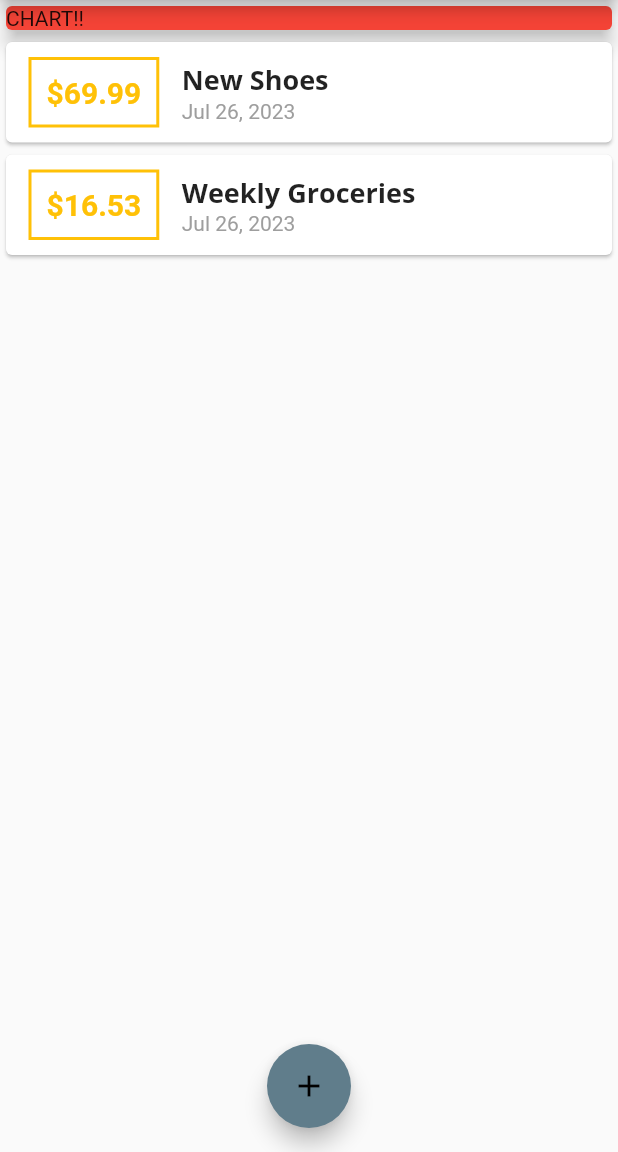
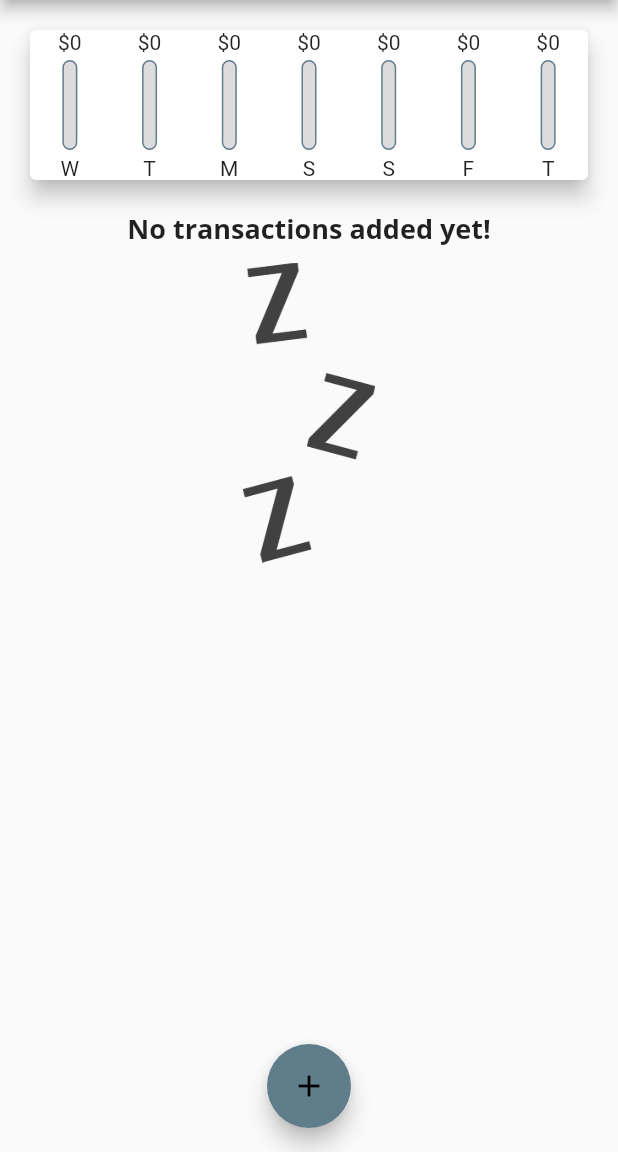
Before and after one commit to MikeBez/expense_planner, a Flutter app: the screen it shows after launch, on a phone screen of 412 x 824 dp, the part 84-1236 px from its top. Run offline on Flutter 3.47's test engine with Material 2 defaults, Android fonts, the phone set to English and light mode, and no system bars.

Commit message:
Adding Chart Widget, Populating Chart with Values by deriving recent transactions and creating bars for the chart

```diff
--- a/expense_planner/lib/main.dart
+++ b/expense_planner/lib/main.dart
@@ -4,6 +4,7 @@ import 'package:uuid/uuid.dart';
 import './widgets/transaction_list.dart';
 import './widgets/new_transaction.dart';
 import '../models/transaction.dart';
+import './widgets/chart.dart';
 
 void main() => runApp(MyApp());
 
@@ -53,19 +54,29 @@ class _MyHomePageState extends State<MyHomePage> {
   var uuid = Uuid();
 
   final List<Transaction> _userTransactions = [
-    Transaction(
-      id: 't1',
-      title: 'New Shoes',
-      amount: 69.99,
-      date: DateTime.now(),
-    ),
-    Transaction(
-      id: 't2',
-      title: 'Weekly Groceries',
-      amount: 16.53,
-      date: DateTime.now(),
-    ),
+    // Transaction(
+    //   id: 't1',
+    //   title: 'New Shoes',
+    //   amount: 69.99,
+    //   date: DateTime.now(),
+    // ),
+    // Transaction(
+    //   id: 't2',
+    //   title: 'Weekly Groceries',
+    //   amount: 16.53,
+    //   date: DateTime.now(),
+    // ),
   ];
+
+  List<Transaction> get _recentTransactions {
+    return _userTransactions.where((tx) {
+      return tx.date.isAfter(
+        DateTime.now().subtract(
+          Duration(days: 7),
+        ),
+      );
+    }).toList();
+  }
 
   void _addNewTransaction(String title, double amount) {
     final newTransaction = Transaction(
@@ -105,14 +116,7 @@ class _MyHomePageState extends State<MyHomePage> {
         child: Column(
           crossAxisAlignment: CrossAxisAlignment.stretch,
           children: <Widget>[
-            Container(
-              width: double.infinity,
-              child: Card(
-                color: Colors.red,
-                child: Text('CHART!!'),
-                elevation: 5,
-              ),
-            ),
+            Chart(_recentTransactions),
             TransactionList(_userTransactions),
           ],
         ),
--- /dev/null
+++ b/expense_planner/lib/widgets/chart.dart
@@ -0,0 +1,64 @@
+import 'package:flutter/material.dart';
+import 'package:intl/intl.dart';
+
+import '../models/transaction.dart';
+import './chart_bar.dart';
+
+class Chart extends StatelessWidget {
+  final List<Transaction> recentTransactions;
+
+  Chart(this.recentTransactions);
+
+  List<Map<String, Object>> get groupedTransactionValues {
+    return List.generate(7, (index) {
+      final weekDay = DateTime.now().subtract(
+        Duration(days: index),
+      );
+      var totalSum = 0.0;
+
+      for (var i = 0; i < recentTransactions.length; i++) {
+        if (recentTransactions[i].date.day == weekDay.day &&
+            recentTransactions[i].date.month == weekDay.month &&
+            recentTransactions[i].date.year == weekDay.year) {
+          totalSum += recentTransactions[i].amount;
+        }
+      }
+
+      print(DateFormat.E().format(weekDay));
+      print(totalSum);
+
+      return {
+        'day': DateFormat.E().format(weekDay).substring(0, 1),
+        'amount': totalSum,
+      };
+    });
+  }
+
+  double get totalSpending {
+    return groupedTransactionValues.fold(0.0, (sum, item) {
+      return sum + (item['amount'] as double);
+    });
+  }
+
+  @override
+  Widget build(BuildContext context) {
+    return Card(
+      elevation: 6,
+      margin: EdgeInsets.all(20),
+      child: Row(
+        mainAxisAlignment: MainAxisAlignment.spaceAround,
+        children: groupedTransactionValues.map((data) {
+          return Flexible(
+            fit: FlexFit.tight,
+            child: ChartBar(
+                data['day'].toString(),
+                (data['amount'] as double),
+                totalSpending == 0.0
+                    ? 0.0
+                    : (data['amount'] as double) / totalSpending),
+          );
+        }).toList(),
+      ),
+    );
+  }
+}
--- /dev/null
+++ b/expense_planner/lib/widgets/chart_bar.dart
@@ -0,0 +1,49 @@
+import 'package:flutter/material.dart';
+
+class ChartBar extends StatelessWidget {
+  final String label;
+  final double spendingAmount;
+  final double spendingPercentageOfTotal;
+
+  ChartBar(this.label, this.spendingAmount, this.spendingPercentageOfTotal);
+
+  @override
+  Widget build(BuildContext context) {
+    return Column(
+      children: <Widget>[
+        Text('\$${spendingAmount.toStringAsFixed(0)}'),
+        SizedBox(
+          height: 4,
+        ),
+        Container(
+          height: 60,
+          width: 10,
+          child: Stack(
+            children: <Widget>[
+              Container(
+                decoration: BoxDecoration(
+                  border: Border.all(color: Colors.blueGrey, width: 1.0),
+                  color: Color.fromRGBO(220, 220, 220, 1),
+                  borderRadius: BorderRadius.circular(20),
+                ),
+              ),
+              FractionallySizedBox(
+                heightFactor: spendingPercentageOfTotal,
+                child: Container(
+                  decoration: BoxDecoration(
+                    color: Theme.of(context).primaryColor,
+                    borderRadius: BorderRadius.circular(20),
+                  ),
+                ),
+              )
+            ],
+          ),
+        ),
+        SizedBox(
+          height: 4,
+        ),
+        Text(label),
+      ],
+    );
+  }
+}
--- a/expense_planner/lib/widgets/new_transaction.dart
+++ b/expense_planner/lib/widgets/new_transaction.dart
@@ -53,7 +53,8 @@ class _NewTransactionState extends State<NewTransaction> {
               onPressed: submitData,
               child: Text('Add Transaction'),
               style: TextButton.styleFrom(
-                  foregroundColor: Theme.of(context).primaryColorDark),
+                foregroundColor: Theme.of(context).colorScheme.primary,
+              ),
             ),
           ],
         ),
--- a/expense_planner/lib/widgets/transaction_list.dart
+++ b/expense_planner/lib/widgets/transaction_list.dart
@@ -11,7 +11,26 @@ class TransactionList extends StatelessWidget {
   Widget build(BuildContext context) {
     return Container(
       height: 300,
-      child: ListView.builder(
+      child: transactions.isEmpty
+          ? Column(
+              children: <Widget>[
+                Text(
+                  'No transactions added yet!',
+                  style: Theme.of(context).textTheme.titleLarge,
+                ),
+                SizedBox(
+                  height: 10,
+                ),
+                Container(
+                  height: 200,
+                  child: Image.asset(
+                    'assets/images/waiting.png',
+                    fit: BoxFit.cover,
+                  ),
+                ),
+              ],
+            )
+          : ListView.builder(
               itemBuilder: (context, index) {
                 return Card(
                   child: Row(
--- a/expense_planner/pubspec.yaml
+++ b/expense_planner/pubspec.yaml
@@ -53,9 +53,8 @@ flutter:
   uses-material-design: true
 
   # To add assets to your application, add an assets section, like this:
-  # assets:
-  #   - images/a_dot_burr.jpeg
-  #   - images/a_dot_ham.jpeg
+  assets:
+    - assets/images/waiting.png
 
   # An image asset can refer to one or more resolution-specific "variants", see
   # https://flutter.dev/assets-and-images/#resolution-aware.
```
Also changed, not shown: expense_planner/assets/images/waiting.png (added). Lines whose indentation alone changed are shown as unchanged.
